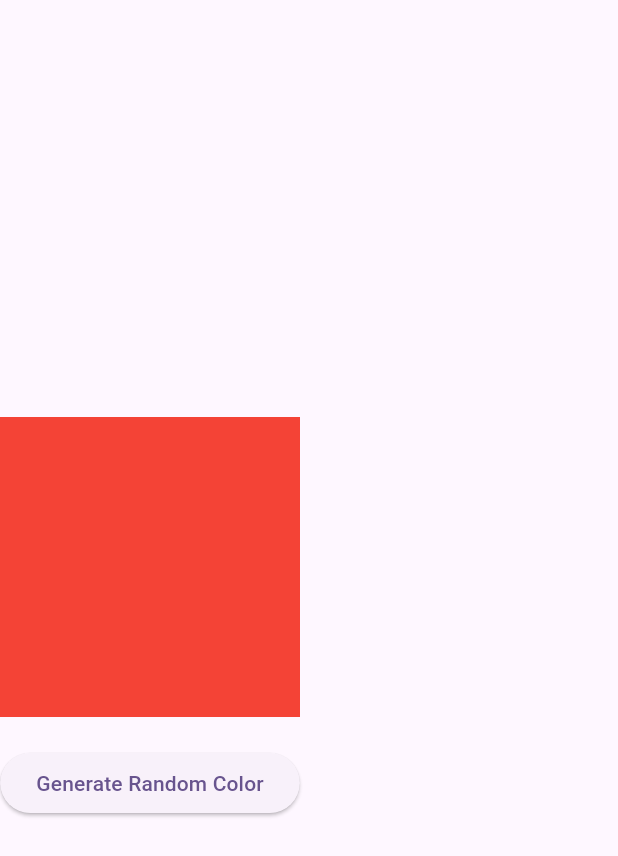
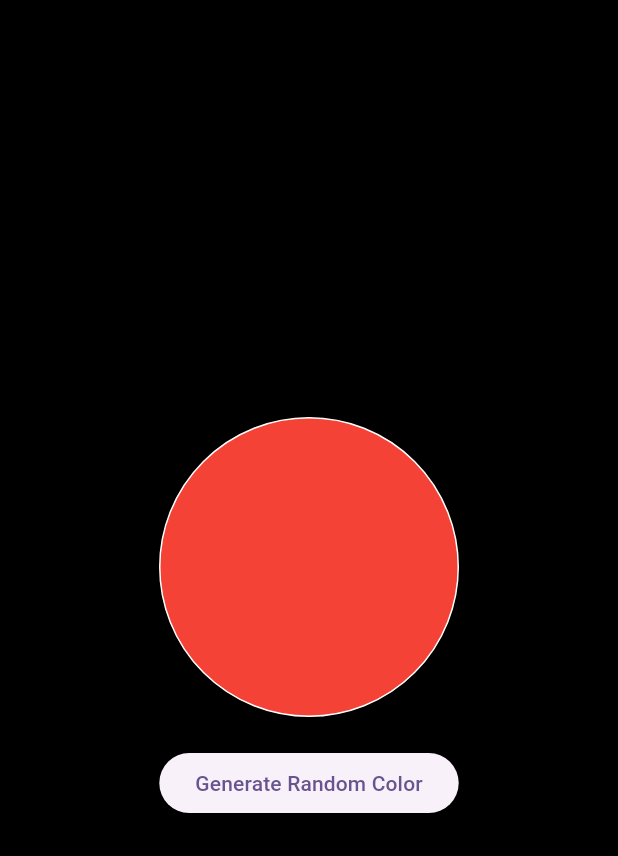
Before and after one commit to OlamiLakes/FlutterClassRepo, a Flutter app: the RandomColorWidget screen opened directly, after a tap on "Generate Random Color", on a phone screen of 412 x 824 dp. Shown: the top 856 px of the screen. Run offline on Flutter 3.47's test engine with Material 2 defaults, Android fonts, the phone set to English and light mode, and no system bars; our stand-ins replace gap.

Commit message:
added random color class widget

```diff
--- a/flutter_class/basic_widget/lib/flutter_form.dart
+++ b/flutter_class/basic_widget/lib/flutter_form.dart
@@ -58,9 +58,7 @@ class _FlutterFormsState extends State<FlutterForms> {
               const Gap(30),
               OutlinedButton.icon(
                   onPressed: () {
-                    if (_formKey.currentState!.validate()) {
-                      // Scaffold.of(context).showBottomSheet(BottomSh);
-                    }
+                    if (_formKey.currentState!.validate()) {}
                   },
                   icon: const Icon(Icons.signpost_outlined),
                   label: const Text('Sign in')),
--- a/flutter_class/basic_widget/lib/main.dart
+++ b/flutter_class/basic_widget/lib/main.dart
@@ -1,6 +1,7 @@
 import 'package:flutter/material.dart';
 
 import 'flutter_form.dart';
+import 'random_class.dart';
 import 'text and textfield_class.dart';
 
 //generator
@@ -22,7 +23,7 @@ class MyApp extends StatelessWidget {
         useMaterial3: true,
       ),
       //home show your first screen
-      home: const FlutterForms(),
+      home: const RandomColorWidget(),
     );
   }
 }
--- a/flutter_class/basic_widget/lib/random_class.dart
+++ b/flutter_class/basic_widget/lib/random_class.dart
@@ -1,6 +1,5 @@
 import 'dart:math';
 import 'package:flutter/material.dart';
-
 
 class RandomColorWidget extends StatefulWidget {
   const RandomColorWidget({super.key});
@@ -10,7 +9,7 @@ class RandomColorWidget extends StatefulWidget {
 }
 
 class _RandomColorWidgetState extends State<RandomColorWidget> {
-  final List<Color> colorList = [
+  final List colorList = [
     Colors.red,
     Colors.green,
     Colors.blue,
@@ -30,25 +29,35 @@ class _RandomColorWidgetState extends State<RandomColorWidget> {
     final int randomIndex = random.nextInt(colorList.length);
     setState(() {
       randomColor = colorList[randomIndex];
+      print(randomIndex);
     });
   }
 
   @override
   Widget build(BuildContext context) {
-    return Column(
+    return Scaffold(
+      backgroundColor: Colors.black,
+      body: Center(
+        child: Column(
+          crossAxisAlignment: CrossAxisAlignment.center,
           mainAxisAlignment: MainAxisAlignment.center,
           children: [
             Container(
               width: 200,
               height: 200,
+              decoration: BoxDecoration(
                   color: randomColor,
+                  shape: BoxShape.circle,
+                  border: Border.all(color: Colors.white)),
             ),
-        SizedBox(height: 20),
+            const SizedBox(height: 20),
             ElevatedButton(
               onPressed: generateRandomColor,
-          child: Text('Generate Random Color'),
+              child: const Text('Generate Random Color'),
             ),
           ],
+        ),
+      ),
     );
   }
 }
```
Lines whose indentation alone changed are shown as unchanged.
